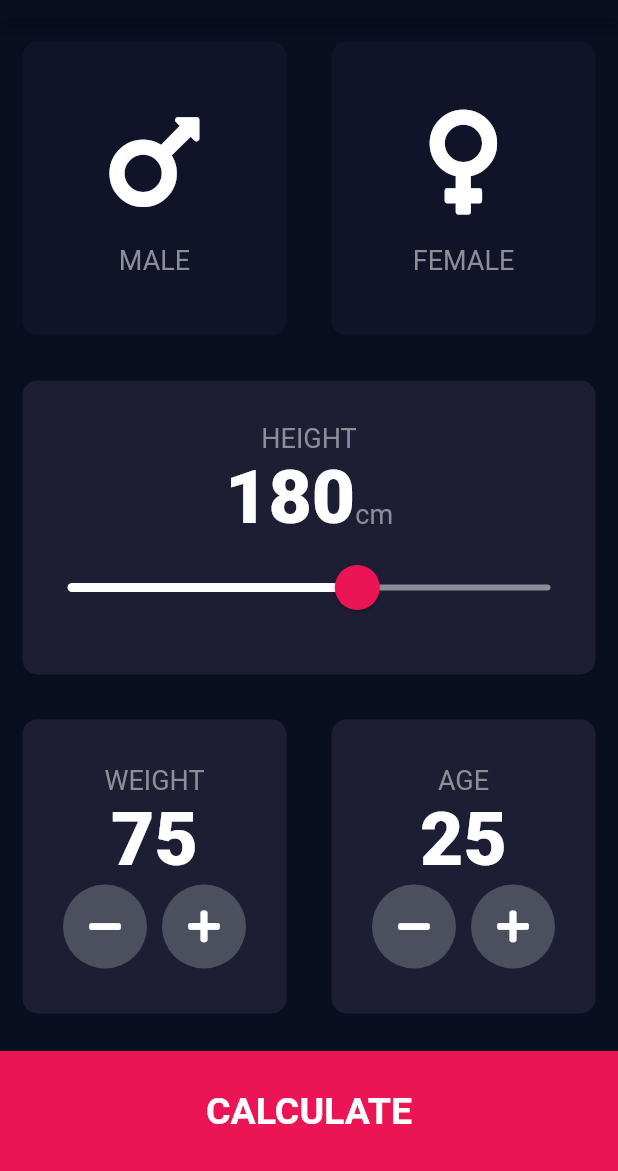
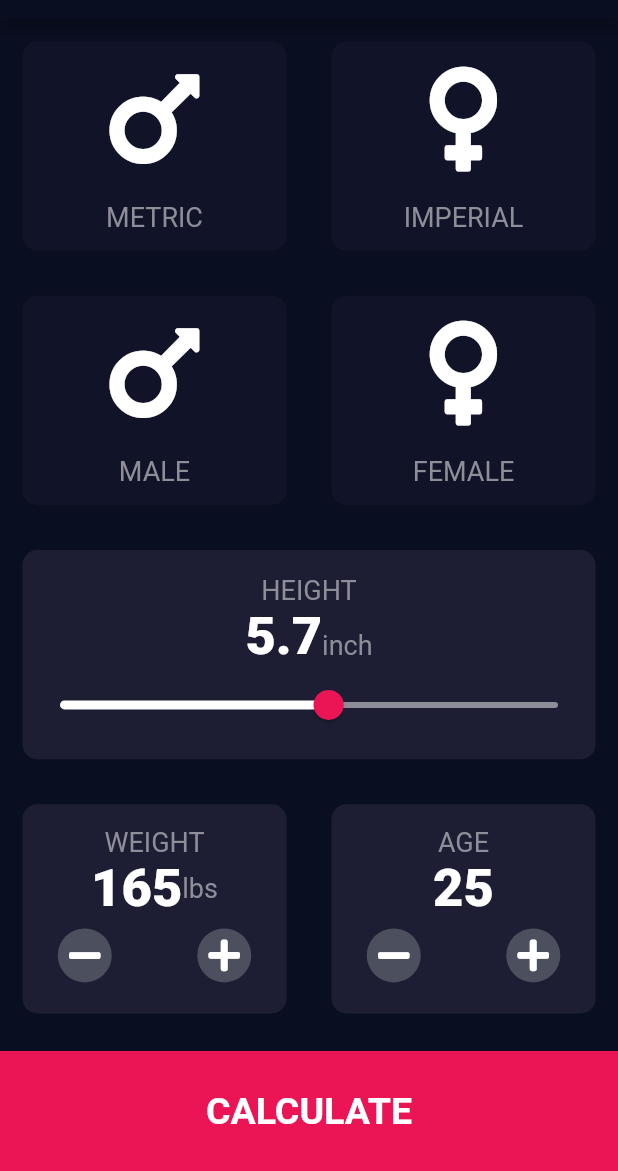
Before and after one commit to bat01/BMI-Calculator, a Flutter app: the screen it shows after launch, on a phone screen of 412 x 824 dp, the part 65-1236 px from its top. Run offline on Flutter 3.47's test engine with Material 2 defaults, Android fonts, the phone set to English and light mode, and no system bars; our stand-ins replace font_awesome_flutter.

Commit message:
adding imperial system to bmi. We still need to improve the imperial formula, figure out how display imperial slider to have 11 digits after decimal point, refactor imperial bmi function

```diff
--- a/lib/calculator_brain.dart
+++ b/lib/calculator_brain.dart
@@ -1,14 +1,29 @@
 import 'dart:math';
+import 'screens/input_page.dart';
 
 class CalculatorBrain {
-  final int height;
-  final int weight;
+  final int metricHeight;
+  final int metricWeight;
+  final int imperialWeight;
+  final double imperialHeight;
   double _bmi;
 
-  CalculatorBrain({this.height, this.weight});
+  CalculatorBrain(
+      {this.metricHeight,
+      this.metricWeight,
+      this.imperialWeight,
+      this.imperialHeight});
 
-  String calculateBMI() {
-    _bmi = weight / pow(height / 100, 2);
+  String calculateMetricBMI() {
+    _bmi = metricWeight / pow(metricHeight / 100, 2);
+    return _bmi.toStringAsFixed(1);
+  }
+
+  String calculateImperialBMI() {
+    print(imperialHeight);
+    _bmi = 703 *
+        imperialWeight /
+        pow(imperialHeight.toInt() * 12 + imperialHeight % 10, 2);
     return _bmi.toStringAsFixed(1);
   }
 
--- a/lib/components/round_icon_button.dart
+++ b/lib/components/round_icon_button.dart
@@ -7,13 +7,14 @@ class RoundIconButton extends StatelessWidget {
   RoundIconButton({@required this.icon, @required this.pressed});
   @override
   Widget build(BuildContext context) {
-    return RawMaterialButton(
-      elevation: 0.0,
-      child: Icon(icon),
-      constraints: BoxConstraints.tightFor(width: 56.0, height: 56.0),
-      onPressed: pressed,
-      shape: CircleBorder(),
-      fillColor: Color(0xFF4C4F5E),
+    return Expanded(
+      child: RawMaterialButton(
+        elevation: 0.0,
+        child: Icon(icon),
+        onPressed: pressed,
+        shape: CircleBorder(),
+        fillColor: Color(0xFF4C4F5E),
+      ),
     );
   }
 }
--- a/lib/constants.dart
+++ b/lib/constants.dart
@@ -10,7 +10,7 @@ const kLabelTextStyle = TextStyle(
   color: Color(0xFF8d8E98),
 );
 
-const kNumberTextStyle = TextStyle(fontSize: 50.0, fontWeight: FontWeight.w900);
+const kNumberTextStyle = TextStyle(fontSize: 35.0, fontWeight: FontWeight.w900);
 
 const kLargeButtonTextStyle =
     TextStyle(fontSize: 25.0, fontWeight: FontWeight.bold);
--- a/lib/screens/input_page.dart
+++ b/lib/screens/input_page.dart
@@ -14,6 +14,8 @@ enum Gender {
   female,
 }
 
+enum SystemOfCalculating { metric, imperial }
+
 class InputPage extends StatefulWidget {
   @override
   _InputPageState createState() => _InputPageState();
@@ -21,19 +23,61 @@ class InputPage extends StatefulWidget {
 
 class _InputPageState extends State<InputPage> {
   Gender selectedGender;
-  int height = 180;
-  int weight = 75;
+  SystemOfCalculating selectedSystem;
+  int metricHeight = 180;
+  int metricWeight = 75;
   int age = 25;
+  double imperialHeight = 5.7;
+  int imperialWeight = 165;
 
   @override
   Widget build(BuildContext context) {
     return Scaffold(
         appBar: AppBar(
-          title: Center(child: Text('BMI CALCULATOR')),
+          title: Center(
+            child: Text('BMI CALCULATOR'),
+          ),
         ),
         body: Column(
           crossAxisAlignment: CrossAxisAlignment.stretch,
           children: <Widget>[
+            Expanded(
+              child: Row(
+                children: <Widget>[
+                  Expanded(
+                    child: ReusableCard(
+                      tap: () {
+                        setState(() {
+                          selectedSystem = SystemOfCalculating.metric;
+                        });
+                      },
+                      cardChild: IconContent(
+                        icon: FontAwesomeIcons.mars,
+                        label: 'METRIC',
+                      ),
+                      colour: selectedSystem == SystemOfCalculating.metric
+                          ? kActiveCardColor
+                          : kInactiveCardColor,
+                    ),
+                  ),
+                  Expanded(
+                      child: ReusableCard(
+                    tap: () {
+                      setState(() {
+                        selectedSystem = SystemOfCalculating.imperial;
+                      });
+                    },
+                    cardChild: IconContent(
+                      icon: FontAwesomeIcons.venus,
+                      label: 'IMPERIAL',
+                    ),
+                    colour: selectedSystem == SystemOfCalculating.imperial
+                        ? kActiveCardColor
+                        : kInactiveCardColor,
+                  )),
+                ],
+              ),
+            ),
             Expanded(
               child: Row(
                 children: <Widget>[
@@ -79,6 +123,9 @@ class _InputPageState extends State<InputPage> {
                     cardChild: Column(
                       mainAxisAlignment: MainAxisAlignment.center,
                       children: <Widget>[
+                        SizedBox(
+                          height: 5.0,
+                        ),
                         Text(
                           'HEIGHT',
                           style: kLabelTextStyle,
@@ -89,11 +136,15 @@ class _InputPageState extends State<InputPage> {
                           textBaseline: TextBaseline.alphabetic,
                           children: <Widget>[
                             Text(
-                              height.toString(),
+                              selectedSystem == SystemOfCalculating.metric
+                                  ? metricHeight.toString()
+                                  : imperialHeight.toString(),
                               style: kNumberTextStyle,
                             ),
                             Text(
-                              'cm',
+                              selectedSystem == SystemOfCalculating.metric
+                                  ? 'cm'
+                                  : 'inch',
                               style: kLabelTextStyle,
                             )
                           ],
@@ -105,17 +156,27 @@ class _InputPageState extends State<InputPage> {
                             thumbColor: Color(0xFFEB1555),
                             overlayColor: Color(0x29EB1555),
                             thumbShape:
-                                RoundSliderThumbShape(enabledThumbRadius: 15.0),
+                                RoundSliderThumbShape(enabledThumbRadius: 10.0),
                             overlayShape:
-                                RoundSliderOverlayShape(overlayRadius: 30.0),
+                                RoundSliderOverlayShape(overlayRadius: 25.0),
                           ),
                           child: Slider(
-                              value: height.toDouble(),
-                              min: 120.0,
-                              max: 220.0,
+                              value:
+                                  selectedSystem == SystemOfCalculating.metric
+                                      ? metricHeight.toDouble()
+                                      : imperialHeight,
+                              min: selectedSystem == SystemOfCalculating.metric
+                                  ? 120.0
+                                  : 3.92,
+                              max: selectedSystem == SystemOfCalculating.metric
+                                  ? 220.0
+                                  : 7.22,
                               onChanged: (double newValue) {
                                 setState(() {
-                                  height = newValue.round();
+                                  selectedSystem == SystemOfCalculating.metric
+                                      ? metricHeight = newValue.round()
+                                      : imperialHeight = double.parse(
+                                          newValue.toStringAsFixed(1));
                                 });
                               }),
                         )
@@ -138,9 +199,22 @@ class _InputPageState extends State<InputPage> {
                             'WEIGHT',
                             style: kLabelTextStyle,
                           ),
-                          Text(
-                            weight.toString(),
-                            style: kNumberTextStyle,
+                          Row(
+                            mainAxisAlignment: MainAxisAlignment.center,
+                            children: <Widget>[
+                              Text(
+                                selectedSystem == SystemOfCalculating.metric
+                                    ? metricWeight.toString()
+                                    : imperialWeight.toString(),
+                                style: kNumberTextStyle,
+                              ),
+                              Text(
+                                selectedSystem == SystemOfCalculating.metric
+                                    ? 'kg'
+                                    : 'lbs',
+                                style: kLabelTextStyle,
+                              ),
+                            ],
                           ),
                           Row(
                             mainAxisAlignment: MainAxisAlignment.center,
@@ -148,7 +222,9 @@ class _InputPageState extends State<InputPage> {
                               RoundIconButton(
                                 pressed: () {
                                   setState(() {
-                                    weight--;
+                                    selectedSystem == SystemOfCalculating.metric
+                                        ? metricWeight--
+                                        : imperialWeight--;
                                   });
                                 },
                                 icon: FontAwesomeIcons.minus,
@@ -159,7 +235,9 @@ class _InputPageState extends State<InputPage> {
                               RoundIconButton(
                                 pressed: () {
                                   setState(() {
-                                    weight++;
+                                    selectedSystem == SystemOfCalculating.metric
+                                        ? metricWeight++
+                                        : imperialWeight++;
                                   });
                                 },
                                 icon: FontAwesomeIcons.plus,
@@ -218,14 +296,19 @@ class _InputPageState extends State<InputPage> {
             BottomButton(
               buttonTitle: 'CALCULATE',
               onTap: () {
-                CalculatorBrain calc =
-                    CalculatorBrain(height: height, weight: weight);
+                CalculatorBrain calc = CalculatorBrain(
+                    metricHeight: metricHeight,
+                    metricWeight: metricWeight,
+                    imperialWeight: imperialWeight,
+                    imperialHeight: imperialHeight);
                 Navigator.push(
                   context,
                   MaterialPageRoute(
                     builder: (context) {
                       return ResultsScreen(
-                        bmiResult: calc.calculateBMI(),
+                        bmiResult: selectedSystem == SystemOfCalculating.metric
+                            ? calc.calculateMetricBMI()
+                            : calc.calculateImperialBMI(),
                         resultText: calc.getResult(),
                         interpretation: calc.getInterpretation(),
                       );
```
